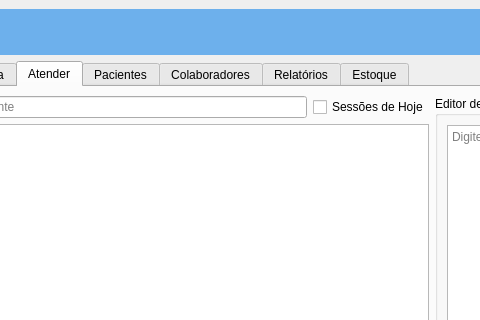
The window that clinica_cpp/mainwindow.ui (juander/Projeto_CPP) describes before a commit, drawn with Qt 5; both pictures show x 304 to 784 and y 0 to 320 of the 1280 by 720 pixel window.
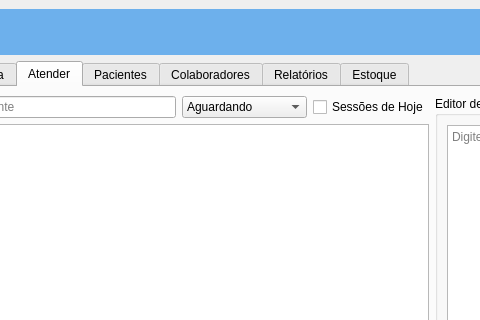
The same window after the commit. The open tabs and pages were chosen to show the change. Icons and pictures are not drawn.

The edit to the form file:
```diff
--- a/clinica_cpp/mainwindow.ui
+++ b/clinica_cpp/mainwindow.ui
@@ -2746,6 +2746,28 @@
                     </property>
                    </widget>
                   </item>
+                  <item>
+                   <widget class="QComboBox" name="comboBoxAtender">
+                    <property name="sizeAdjustPolicy">
+                     <enum>QComboBox::SizeAdjustPolicy::AdjustToContents</enum>
+                    </property>
+                    <item>
+                     <property name="text">
+                      <string>Aguardando</string>
+                     </property>
+                    </item>
+                    <item>
+                     <property name="text">
+                      <string>Realizada</string>
+                     </property>
+                    </item>
+                    <item>
+                     <property name="text">
+                      <string>Paciente ausente</string>
+                     </property>
+                    </item>
+                   </widget>
+                  </item>
                   <item>
                    <widget class="QCheckBox" name="checkHoje">
                     <property name="text">
```
Left out of the diff: 2 changed lines with no effect on the pictures.
